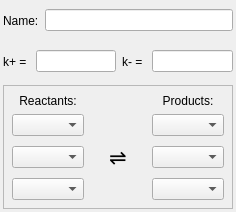
Before: the Qt Designer form src/gui/stepwindow.ui in stevenvergenz/chemecher, drawn with Qt 5.
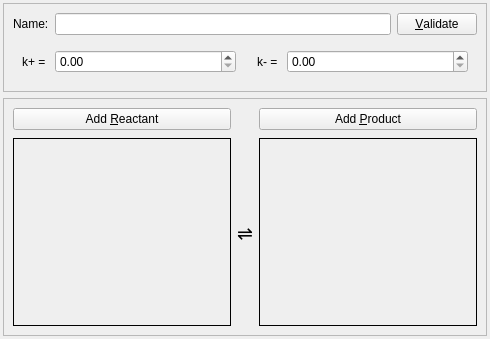
After: the same form once the commit is applied.

Commit message: Worked a TON on the StepWindow, created basis for drag&drop from specie list

```diff
--- a/src/gui/stepwindow.ui
+++ b/src/gui/stepwindow.ui
@@ -1,41 +1,80 @@
 <?xml version="1.0" encoding="UTF-8"?>
 <ui version="4.0">
  <class>stepWindow</class>
- <widget class="QFrame" name="stepWindow">
+ <widget class="QWidget" name="stepWindow">
   <property name="geometry">
    <rect>
     <x>0</x>
     <y>0</y>
-    <width>236</width>
-    <height>212</height>
+    <width>490</width>
+    <height>339</height>
    </rect>
   </property>
+  <property name="sizePolicy">
+   <sizepolicy hsizetype="Preferred" vsizetype="Minimum">
+    <horstretch>0</horstretch>
+    <verstretch>0</verstretch>
+   </sizepolicy>
+  </property>
+  <property name="minimumSize">
+   <size>
+    <width>326</width>
+    <height>339</height>
+   </size>
+  </property>
+  <property name="maximumSize">
+   <size>
+    <width>490</width>
+    <height>339</height>
+   </size>
+  </property>
+  <property name="acceptDrops">
+   <bool>true</bool>
+  </property>
   <property name="windowTitle">
    <string>Frame</string>
   </property>
-  <property name="frameShape">
-   <enum>QFrame::NoFrame</enum>
-  </property>
-  <property name="frameShadow">
-   <enum>QFrame::Raised</enum>
-  </property>
   <layout class="QVBoxLayout" name="verticalLayout">
    <property name="margin">
     <number>3</number>
    </property>
    <item>
     <widget class="QFrame" name="frame_2">
+     <property name="sizePolicy">
+      <sizepolicy hsizetype="Preferred" vsizetype="Maximum">
+       <horstretch>0</horstretch>
+       <verstretch>0</verstretch>
+      </sizepolicy>
+     </property>
      <property name="frameShape">
-      <enum>QFrame::NoFrame</enum>
+      <enum>QFrame::StyledPanel</enum>
      </property>
      <property name="frameShadow">
-      <enum>QFrame::Raised</enum>
+      <enum>QFrame::Sunken</enum>
      </property>
-     <layout class="QVBoxLayout" name="verticalLayout_2">
-      <property name="margin">
-       <number>0</number>
-      </property>
-      <item>
+     <layout class="QGridLayout" name="gridLayout_2">
+      <item row="0" column="0">
+       <widget class="QLabel" name="label_5">
+        <property name="text">
+         <string>Name:</string>
+        </property>
+       </widget>
+      </item>
+      <item row="0" column="1">
+       <widget class="QLineEdit" name="txtName">
+        <property name="text">
+         <string/>
+        </property>
+       </widget>
+      </item>
+      <item row="0" column="2">
+       <widget class="QPushButton" name="pushValidate">
+        <property name="text">
+         <string>&amp;Validate</string>
+        </property>
+       </widget>
+      </item>
+      <item row="1" column="0" colspan="3">
        <widget class="QFrame" name="frame_3">
         <property name="frameShape">
          <enum>QFrame::NoFrame</enum>
@@ -43,61 +82,54 @@
         <property name="frameShadow">
          <enum>QFrame::Raised</enum>
         </property>
-        <property name="lineWidth">
-         <number>0</number>
-        </property>
         <layout class="QHBoxLayout" name="horizontalLayout">
-         <property name="margin">
-          <number>0</number>
-         </property>
-         <item>
-          <widget class="QLabel" name="label_5">
-           <property name="text">
-            <string>Name:</string>
-           </property>
-          </widget>
-         </item>
-         <item>
-          <widget class="QLineEdit" name="txtName">
-           <property name="text">
-            <string/>
-           </property>
-          </widget>
-         </item>
-        </layout>
-       </widget>
-      </item>
-      <item>
-       <widget class="QFrame" name="frame_4">
-        <property name="frameShape">
-         <enum>QFrame::NoFrame</enum>
-        </property>
-        <property name="frameShadow">
-         <enum>QFrame::Raised</enum>
-        </property>
-        <layout class="QHBoxLayout" name="horizontalLayout_2">
-         <property name="margin">
-          <number>0</number>
-         </property>
          <item>
           <widget class="QLabel" name="label_6">
+           <property name="sizePolicy">
+            <sizepolicy hsizetype="Maximum" vsizetype="Preferred">
+             <horstretch>0</horstretch>
+             <verstretch>0</verstretch>
+            </sizepolicy>
+           </property>
            <property name="text">
             <string>k+ = </string>
            </property>
           </widget>
          </item>
          <item>
-          <widget class="QLineEdit" name="txtKPlus"/>
+          <widget class="QDoubleSpinBox" name="spinKPlus"/>
+         </item>
+         <item>
+          <spacer name="horizontalSpacer">
+           <property name="orientation">
+            <enum>Qt::Horizontal</enum>
+           </property>
+           <property name="sizeType">
+            <enum>QSizePolicy::Maximum</enum>
+           </property>
+           <property name="sizeHint" stdset="0">
+            <size>
+             <width>15</width>
+             <height>20</height>
+            </size>
+           </property>
+          </spacer>
          </item>
          <item>
           <widget class="QLabel" name="label_7">
+           <property name="sizePolicy">
+            <sizepolicy hsizetype="Maximum" vsizetype="Preferred">
+             <horstretch>0</horstretch>
+             <verstretch>0</verstretch>
+            </sizepolicy>
+           </property>
            <property name="text">
             <string>k- = </string>
            </property>
           </widget>
          </item>
          <item>
-          <widget class="QLineEdit" name="txtKMinus"/>
+          <widget class="QDoubleSpinBox" name="spinKMinus"/>
          </item>
         </layout>
        </widget>
@@ -114,64 +146,82 @@
       <enum>QFrame::Raised</enum>
      </property>
      <layout class="QGridLayout" name="gridLayout">
-      <property name="margin">
+      <property name="verticalSpacing">
        <number>8</number>
       </property>
       <item row="1" column="0">
-       <widget class="QComboBox" name="comboBox_2"/>
+       <widget class="QFrame" name="frmReacs">
+        <property name="acceptDrops">
+         <bool>false</bool>
+        </property>
+        <property name="frameShape">
+         <enum>QFrame::Box</enum>
+        </property>
+        <layout class="QGridLayout" name="layReac">
+         <property name="topMargin">
+          <number>6</number>
+         </property>
+         <property name="bottomMargin">
+          <number>6</number>
+         </property>
+         <property name="verticalSpacing">
+          <number>2</number>
+         </property>
+        </layout>
+       </widget>
       </item>
-      <item row="2" column="0">
-       <widget class="QComboBox" name="comboBox"/>
+      <item row="0" column="0">
+       <widget class="QPushButton" name="pushAddReac">
+        <property name="text">
+         <string>Add &amp;Reactant</string>
+        </property>
+       </widget>
       </item>
-      <item row="3" column="0">
-       <widget class="QComboBox" name="comboBox_3"/>
-      </item>
-      <item row="1" column="2">
-       <widget class="QComboBox" name="comboBox_4"/>
-      </item>
-      <item row="2" column="2">
-       <widget class="QComboBox" name="comboBox_5"/>
-      </item>
-      <item row="3" column="2">
-       <widget class="QComboBox" name="comboBox_6"/>
-      </item>
-      <item row="2" column="1">
-       <widget class="QLabel" name="aright">
+      <item row="1" column="1">
+       <widget class="QLabel" name="label_2">
+        <property name="sizePolicy">
+         <sizepolicy hsizetype="Maximum" vsizetype="Expanding">
+          <horstretch>0</horstretch>
+          <verstretch>0</verstretch>
+         </sizepolicy>
+        </property>
         <property name="font">
          <font>
           <family>Sans Serif</family>
-          <pointsize>16</pointsize>
+          <pointsize>14</pointsize>
          </font>
         </property>
         <property name="text">
          <string>⇌</string>
         </property>
-        <property name="scaledContents">
-         <bool>false</bool>
-        </property>
-        <property name="alignment">
-         <set>Qt::AlignCenter</set>
-        </property>
-       </widget>
-      </item>
-      <item row="0" column="0">
-       <widget class="QLabel" name="label">
-        <property name="text">
-         <string>Reactants:</string>
-        </property>
         <property name="alignment">
          <set>Qt::AlignCenter</set>
         </property>
        </widget>
       </item>
       <item row="0" column="2">
-       <widget class="QLabel" name="label_2">
+       <widget class="QPushButton" name="pushAddProd">
         <property name="text">
-         <string>Products:</string>
+         <string>Add &amp;Product</string>
         </property>
-        <property name="alignment">
-         <set>Qt::AlignCenter</set>
+       </widget>
+      </item>
+      <item row="1" column="2">
+       <widget class="QFrame" name="frmProds">
+        <property name="acceptDrops">
+         <bool>false</bool>
         </property>
+        <property name="frameShape">
+         <enum>QFrame::Box</enum>
+        </property>
+        <layout class="QGridLayout" name="layProd">
+         <property name="topMargin">
+          <number>3</number>
+         </property>
+         <property name="bottomMargin">
+          <number>3</number>
+         </property>
+        </layout>
        </widget>
       </item>
      </layout>
```
Left out of the diff: 5 changed lines with no effect on the pictures. The commit also changes 17 other files.
